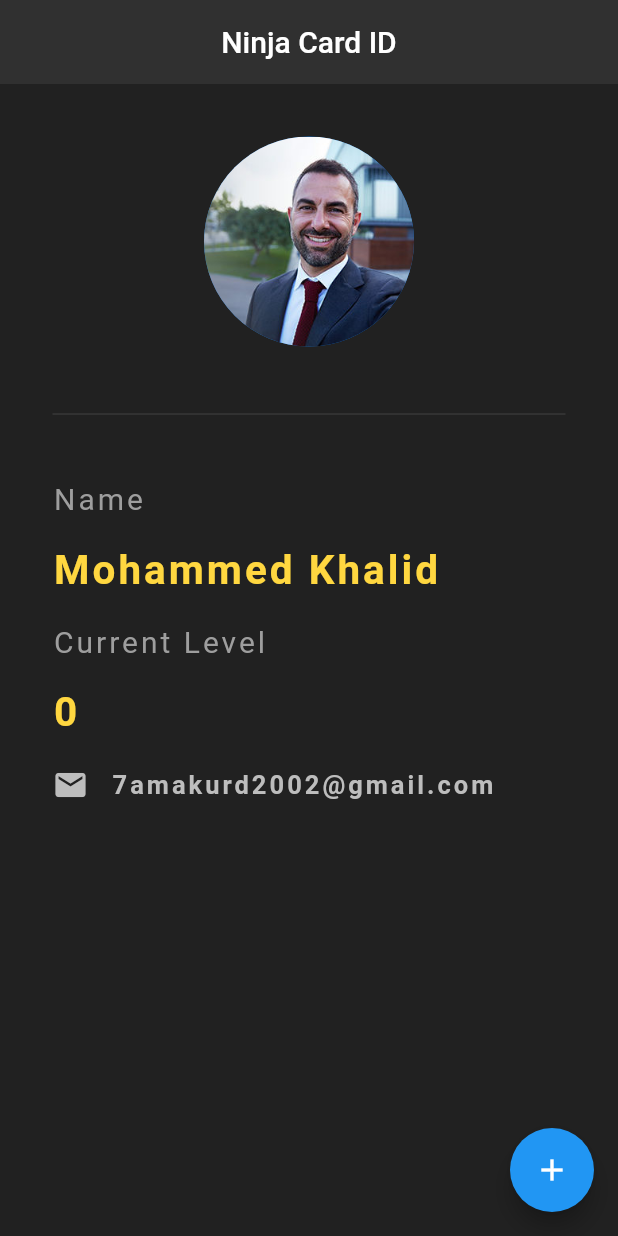
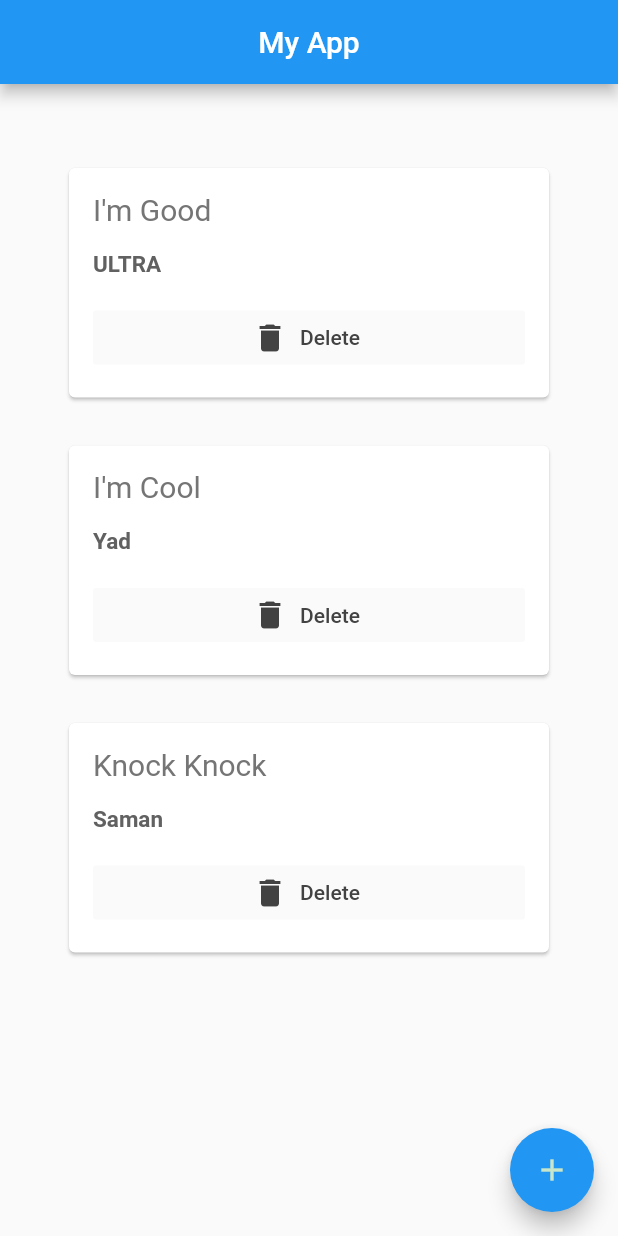
Before and after one commit to glULTRA/myflutter_learning, a Flutter app: the screen it shows after launch, on a phone screen of 412 x 824 dp. Run offline on Flutter 3.47's test engine with Material 2 defaults, Android fonts, the phone set to English and light mode, and no system bars.

Commit message:
Delete list

```diff
--- a/lib/main.dart
+++ b/lib/main.dart
@@ -1,4 +1,6 @@
 import 'package:flutter/material.dart';
+import 'quote.dart';
+import 'quote_card.dart';
 
 dynamic main() => runApp(const MyApp());
 
@@ -9,99 +11,90 @@ class MyApp extends StatefulWidget {
   State<MyApp> createState() => _MyAppState();
 }
 
-class _MyAppState extends State<MyApp> {
-  int counter = 0;
+class _MyAppState extends State<MyApp> with SingleTickerProviderStateMixin {
+  int count = 0;
+  List<Quote> quotes = [
+    Quote(text: "I'm Good", author: 'ULTRA'),
+    Quote(text: "I'm Cool", author: 'Yad'),
+    Quote(text: 'Knock Knock', author: 'Saman'),
+  ];
+
+  TextStyle ultSyle(double fontSize) {
+    return TextStyle(
+      color: Colors.grey[400],
+      fontSize: fontSize,
+      letterSpacing: 2,
+    );
+  }
 
   @override
   Widget build(BuildContext context) {
     return MaterialApp(
       debugShowCheckedModeBanner: false,
       home: Scaffold(
-        backgroundColor: Colors.grey[900],
+        resizeToAvoidBottomInset: false,
+        //backgroundColor: Colors.grey[850],
         appBar: AppBar(
-          title: const Text("Ninja Card ID"),
+          //backgroundColor: Colors.grey[900],
+          //foregroundColor: Colors.white,
+          title: const Text("My App"),
           centerTitle: true,
-          backgroundColor: Colors.grey[850],
-          elevation: 0.0,
         ),
-        floatingActionButton: FloatingActionButton(
-          onPressed: () => setState(() {
-            counter++;
-          }),
-          child: const Icon(Icons.add),
-        ),
-        body: Padding(
-          padding: const EdgeInsets.all(35),
+
+        body: SingleChildScrollView(
+          child: Padding(
+            padding: const EdgeInsets.all(30),
             child: Column(
               crossAxisAlignment: CrossAxisAlignment.start,
               children: <Widget>[
-              const Center(
-                child: CircleAvatar(
-                  backgroundImage: AssetImage("images/man.jpg"),
-                  radius: 70.0,
+                //const Center(
+                //  child: CircleAvatar(
+                //    backgroundImage: AssetImage('images/man.jpg'),
+                //    radius: 75,
+                //  ),
+                //),
+                //Divider(height: 90.0, color: Colors.grey[400]),
+                //Text('Name', style: ultSyle(30.0)),
+                //const SizedBox(height: 10),
+                //Text(
+                //  'Mohammed Khalid',
+                //  style: TextStyle(
+                //    color: Colors.amber[400],
+                //    fontSize: 30.0,
+                //    fontWeight: FontWeight.bold,
+                //  ),
+                //),
+                //const SizedBox(height: 10),
+                //Text('You clicked me $count times!', style: ultSyle(15)),
+                const SizedBox(height: 10),
+                Column(
+                  children: quotes
+                      .map(
+                        (quote) => Quote_card(
+                          quote: quote,
+                          delete: () {
+                            setState(() {
+                              quotes.remove(quote);
+                            });
+                          },
                         ),
-              ),
-              Divider(
-                height: 90.0,
-                color: Colors.grey[800],
-              ),
-              const Text(
-                'Name',
-                style: TextStyle(
-                  color: Colors.grey,
-                  letterSpacing: 2.0,
-                  fontSize: 20,
-                ),
-              ),
-              const SizedBox(height: 20),
-              Text(
-                'Mohammed Khalid',
-                style: TextStyle(
-                  color: Colors.amberAccent[200],
-                  letterSpacing: 2,
-                  fontSize: 27,
-                  fontWeight: FontWeight.bold,
-                ),
-              ),
-              const SizedBox(height: 20),
-              const Text(
-                'Current Level',
-                style: TextStyle(
-                  color: Colors.grey,
-                  letterSpacing: 2.0,
-                  fontSize: 20,
-                ),
-              ),
-              const SizedBox(height: 20),
-              Text(
-                '$counter',
-                style: TextStyle(
-                  color: Colors.amberAccent[200],
-                  letterSpacing: 2,
-                  fontSize: 27,
-                  fontWeight: FontWeight.bold,
-                ),
-              ),
-              const SizedBox(height: 20),
-              Row(
-                children: <Widget>[
-                  Icon(
-                    Icons.email,
-                    color: Colors.grey[400],
-                  ),
-                  const SizedBox(width: 15),
-                  Text(
-                    "7amakurd2002@gmail.com",
-                    style: TextStyle(
-                      color: Colors.grey[400],
-                      letterSpacing: 2,
-                      fontSize: 17,
-                      fontWeight: FontWeight.bold,
-                    ),
+                      )
+                      .toList(),
                 ),
               ],
             ),
-            ],
+          ),
+        ),
+        floatingActionButton: FloatingActionButton(
+          onPressed: () {
+            setState(() {
+              quotes.add(Quote(
+                  author: 'Jack sparrow', text: 'Dont forget to say captian!'));
+            });
+          },
+          child: Icon(
+            Icons.add,
+            color: Colors.green[100],
           ),
         ),
       ),
--- /dev/null
+++ b/lib/quote.dart
@@ -0,0 +1,6 @@
+class Quote {
+  String text;
+  String author;
+  Quote({this.text = '', this.author = ''});
+  dynamic get getQuote => "$author: $text";
+}
--- /dev/null
+++ b/lib/quote_card.dart
@@ -0,0 +1,62 @@
+import 'package:flutter/material.dart';
+import 'quote.dart';
+
+// ignore: camel_case_types
+class Quote_card extends StatelessWidget {
+  const Quote_card({
+    Key? key,
+    required this.quote,
+    required this.delete,
+  }) : super(key: key);
+
+  final Quote quote;
+  final Function() delete;
+
+  @override
+  Widget build(BuildContext context) {
+    return Card(
+      margin: const EdgeInsets.fromLTRB(16.0, 16.0, 16.0, 16.0),
+      child: Padding(
+        padding: const EdgeInsets.all(16.0),
+        child: Column(
+          crossAxisAlignment: CrossAxisAlignment.stretch,
+          children: <Widget>[
+            Text(
+              quote.text,
+              style: TextStyle(
+                color: Colors.grey[600],
+                fontSize: 20,
+              ),
+            ),
+            const SizedBox(height: 16.0),
+            Text(
+              quote.author,
+              style: TextStyle(
+                color: Colors.grey[700],
+                fontSize: 15,
+                fontWeight: FontWeight.bold,
+              ),
+            ),
+            const SizedBox(height: 16.0),
+            // ignore: deprecated_member_use
+            FlatButton.icon(
+              onPressed: delete,
+
+              color: Colors.grey[50],
+              label: Text(
+                "Delete",
+                style: TextStyle(
+                  color: Colors.grey[800],
+                ),
+              ),
+              icon: Icon(
+                Icons.delete,
+                color: Colors.grey[800],
+              ),
+            ),
+          ],
+        ),
+      ),
+    );
+  }
+}
```
Lines whose indentation alone changed are shown as unchanged.
